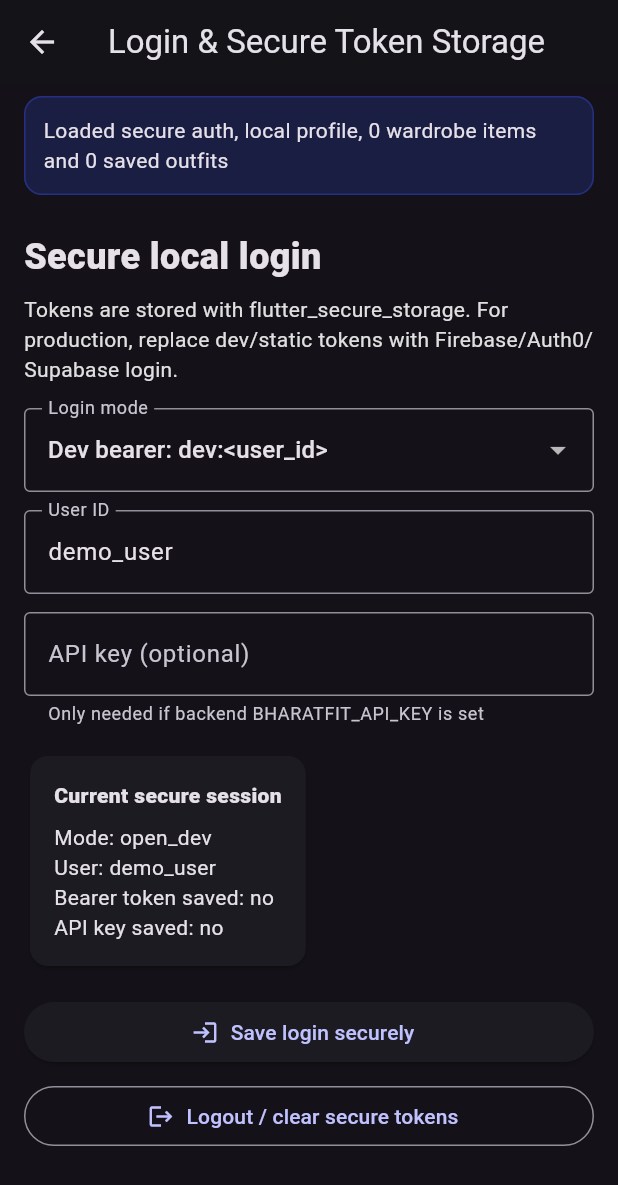
After one commit to NeelamTharunKumar/New-Style, a Flutter app: the screen it shows after launch, after a tap on "0. Login & Secure Tokens", on a phone screen of 412 x 824 dp. The commit adds this screen. Shown: the top 1185 px of the screen. Run offline on Flutter 3.47's test engine with Material 3 defaults, Android fonts, the phone set to English and light mode, and no system bars; our stand-ins replace flutter_secure_storage, image_picker, shared_preferences.

Commit message:
Phase 9B: add login and secure token storage

```diff
--- a/flutter_app/lib/data/bharatfit_api_client.dart
+++ b/flutter_app/lib/data/bharatfit_api_client.dart
@@ -34,6 +34,11 @@ class BharatFitApiClient {
 
   Future<Map<String, dynamic>> health() async {
     final response = await http.get(_uri('/health'));
+    return _decodeObject(response);
+  }
+
+  Future<Map<String, dynamic>> session() async {
+    final response = await http.get(_uri('/auth/session'), headers: _headers);
     return _decodeObject(response);
   }
 
--- /dev/null
+++ b/flutter_app/lib/data/secure_auth_store.dart
@@ -0,0 +1,61 @@
+import 'package:flutter_secure_storage/flutter_secure_storage.dart';
+
+class AuthCredentials {
+  const AuthCredentials({
+    this.apiKey = '',
+    this.authToken = '',
+    this.authMode = 'open_dev',
+    this.userId = '',
+  });
+
+  final String apiKey;
+  final String authToken;
+  final String authMode;
+  final String userId;
+
+  bool get hasBearerToken => authToken.trim().isNotEmpty;
+  bool get hasApiKey => apiKey.trim().isNotEmpty;
+
+  AuthCredentials copyWith({String? apiKey, String? authToken, String? authMode, String? userId}) {
+    return AuthCredentials(
+      apiKey: apiKey ?? this.apiKey,
+      authToken: authToken ?? this.authToken,
+      authMode: authMode ?? this.authMode,
+      userId: userId ?? this.userId,
+    );
+  }
+}
+
+class SecureAuthStore {
+  SecureAuthStore({FlutterSecureStorage? storage}) : _storage = storage ?? const FlutterSecureStorage();
+
+  static const _apiKeyKey = 'bharatfit.secure.apiKey.v1';
+  static const _authTokenKey = 'bharatfit.secure.authToken.v1';
+  static const _authModeKey = 'bharatfit.secure.authMode.v1';
+  static const _userIdKey = 'bharatfit.secure.userId.v1';
+
+  final FlutterSecureStorage _storage;
+
+  Future<AuthCredentials> load() async {
+    return AuthCredentials(
+      apiKey: await _storage.read(key: _apiKeyKey) ?? '',
+      authToken: await _storage.read(key: _authTokenKey) ?? '',
+      authMode: await _storage.read(key: _authModeKey) ?? 'open_dev',
+      userId: await _storage.read(key: _userIdKey) ?? '',
+    );
+  }
+
+  Future<void> save(AuthCredentials credentials) async {
+    await _storage.write(key: _apiKeyKey, value: credentials.apiKey);
+    await _storage.write(key: _authTokenKey, value: credentials.authToken);
+    await _storage.write(key: _authModeKey, value: credentials.authMode);
+    await _storage.write(key: _userIdKey, value: credentials.userId);
+  }
+
+  Future<void> clear() async {
+    await _storage.delete(key: _apiKeyKey);
+    await _storage.delete(key: _authTokenKey);
+    await _storage.delete(key: _authModeKey);
+    await _storage.delete(key: _userIdKey);
+  }
+}
--- a/flutter_app/lib/main.dart
+++ b/flutter_app/lib/main.dart
@@ -2,11 +2,12 @@ import 'package:flutter/material.dart';
 
 import 'data/bharatfit_api_client.dart';
 import 'data/local_store.dart';
+import 'data/secure_auth_store.dart';
 import 'presentation/screens/home_dashboard.dart';
 import 'state/app_state.dart';
 
 void main() {
-  runApp(BharatFitApp(appState: AppState(BharatFitApiClient(), LocalStore())));
+  runApp(BharatFitApp(appState: AppState(BharatFitApiClient(), LocalStore(), SecureAuthStore())));
 }
 
 class BharatFitApp extends StatelessWidget {
--- a/flutter_app/lib/presentation/screens/home_dashboard.dart
+++ b/flutter_app/lib/presentation/screens/home_dashboard.dart
@@ -3,6 +3,7 @@ import 'package:flutter/material.dart';
 import '../../state/app_state.dart';
 import '../widgets/status_banner.dart';
 import 'ai_stylist_chat.dart';
+import 'login_screen.dart';
 import 'privacy_settings_screen.dart';
 import 'style_profile_screen.dart';
 import 'wardrobe_screen.dart';
@@ -100,6 +101,12 @@ class _HomeDashboardState extends State<HomeDashboard> {
                 ),
                 const SizedBox(height: 20),
                 _HomeAction(
+                  icon: Icons.login_outlined,
+                  title: '0. Login & Secure Tokens',
+                  subtitle: '${state.authCredentials.authMode} · bearer ${state.authCredentials.hasBearerToken ? 'saved' : 'not set'}',
+                  onTap: () => Navigator.push(context, MaterialPageRoute(builder: (_) => LoginScreen(appState: state))),
+                ),
+                _HomeAction(
                   icon: Icons.person_outline,
                   title: '1. Style Profile',
                   subtitle: '${state.profile.userId} · ${state.profile.styleMode} · ${state.profile.skinTone ?? 'skin tone not set'}',
--- /dev/null
+++ b/flutter_app/lib/presentation/screens/login_screen.dart
@@ -0,0 +1,163 @@
+import 'package:flutter/material.dart';
+
+import '../../data/secure_auth_store.dart';
+import '../../state/app_state.dart';
+import '../widgets/status_banner.dart';
+
+class LoginScreen extends StatefulWidget {
+  const LoginScreen({super.key, required this.appState});
+
+  final AppState appState;
+
+  @override
+  State<LoginScreen> createState() => _LoginScreenState();
+}
+
+class _LoginScreenState extends State<LoginScreen> {
+  late final TextEditingController _apiKeyController;
+  late final TextEditingController _userIdController;
+  late final TextEditingController _tokenController;
+  String _mode = 'dev_bearer';
+
+  @override
+  void initState() {
+    super.initState();
+    final creds = widget.appState.authCredentials;
+    _apiKeyController = TextEditingController(text: creds.apiKey);
+    _userIdController = TextEditingController(text: creds.userId.isNotEmpty ? creds.userId : widget.appState.userId);
+    _tokenController = TextEditingController(text: creds.authMode == 'static_bearer' ? creds.authToken : '');
+    _mode = creds.authMode == 'static_bearer' ? 'static_bearer' : 'dev_bearer';
+    widget.appState.addListener(_refresh);
+  }
+
+  @override
+  void dispose() {
+    widget.appState.removeListener(_refresh);
+    _apiKeyController.dispose();
+    _userIdController.dispose();
+    _tokenController.dispose();
+    super.dispose();
+  }
+
+  void _refresh() => setState(() {});
+
+  Future<void> _login() async {
+    if (_mode == 'dev_bearer') {
+      await widget.appState.loginWithDevUser(userId: _userIdController.text, apiKey: _apiKeyController.text);
+      return;
+    }
+    await widget.appState.saveAuthCredentials(
+      AuthCredentials(
+        apiKey: _apiKeyController.text.trim(),
+        authToken: _tokenController.text.trim(),
+        authMode: 'static_bearer',
+        userId: _userIdController.text.trim(),
+      ),
+      updateProfileUserId: _userIdController.text.trim().isNotEmpty,
+    );
+  }
+
+  @override
+  Widget build(BuildContext context) {
+    final state = widget.appState;
+    return Scaffold(
+      appBar: AppBar(title: const Text('Login & Secure Token Storage')),
+      body: ListView(
+        padding: const EdgeInsets.only(bottom: 24),
+        children: [
+          StatusBanner(error: state.error, message: state.statusMessage, isBusy: state.isBusy),
+          Padding(
+            padding: const EdgeInsets.all(16),
+            child: Column(
+              crossAxisAlignment: CrossAxisAlignment.start,
+              children: [
+                const Text('Secure local login', style: TextStyle(fontSize: 24, fontWeight: FontWeight.w800)),
+                const SizedBox(height: 8),
+                Text(
+                  'Tokens are stored with flutter_secure_storage. For production, replace dev/static tokens with Firebase/Auth0/Supabase login.',
+                  style: TextStyle(color: Colors.grey.shade300, height: 1.4),
+                ),
+                const SizedBox(height: 16),
+                DropdownButtonFormField<String>(
+                  value: _mode,
+                  decoration: const InputDecoration(labelText: 'Login mode', border: OutlineInputBorder()),
+                  items: const [
+                    DropdownMenuItem(value: 'dev_bearer', child: Text('Dev bearer: dev:<user_id>')),
+                    DropdownMenuItem(value: 'static_bearer', child: Text('Static bearer token')),
+                  ],
+                  onChanged: (value) => setState(() => _mode = value ?? 'dev_bearer'),
+                ),
+                const SizedBox(height: 12),
+                TextField(
+                  controller: _userIdController,
+                  decoration: const InputDecoration(
+                    labelText: 'User ID',
+                    hintText: 'demo_user',
+                    border: OutlineInputBorder(),
+                  ),
+                ),
+                const SizedBox(height: 12),
+                if (_mode == 'static_bearer') ...[
+                  TextField(
+                    controller: _tokenController,
+                    obscureText: true,
+                    decoration: const InputDecoration(
+                      labelText: 'Bearer token',
+                      helperText: 'For backend BHARATFIT_AUTH_MODE=static_bearer',
+                      border: OutlineInputBorder(),
+                    ),
+                  ),
+                  const SizedBox(height: 12),
+                ],
+                TextField(
+                  controller: _apiKeyController,
+                  obscureText: true,
+                  decoration: const InputDecoration(
+                    labelText: 'API key (optional)',
+                    helperText: 'Only needed if backend BHARATFIT_API_KEY is set',
+                    border: OutlineInputBorder(),
+                  ),
+                ),
+                const SizedBox(height: 16),
+                Card(
+                  child: Padding(
+                    padding: const EdgeInsets.all(16),
+                    child: Column(
+                      crossAxisAlignment: CrossAxisAlignment.start,
+                      children: [
+                        const Text('Current secure session', style: TextStyle(fontWeight: FontWeight.w800)),
+                        const SizedBox(height: 8),
+                        Text('Mode: ${state.authCredentials.authMode}'),
+                        Text('User: ${state.authCredentials.userId.isEmpty ? state.userId : state.authCredentials.userId}'),
+                        Text('Bearer token saved: ${state.authCredentials.hasBearerToken ? 'yes' : 'no'}'),
+                        Text('API key saved: ${state.authCredentials.hasApiKey ? 'yes' : 'no'}'),
+                      ],
+                    ),
+                  ),
+                ),
+                const SizedBox(height: 16),
+                SizedBox(
+                  width: double.infinity,
+                  child: ElevatedButton.icon(
+                    onPressed: state.isBusy ? null : _login,
+                    icon: const Icon(Icons.login),
+                    label: const Text('Save login securely'),
+                  ),
+                ),
+                const SizedBox(height: 8),
+                SizedBox(
+                  width: double.infinity,
+                  child: OutlinedButton.icon(
+                    onPressed: state.isBusy ? null : state.logout,
+                    icon: const Icon(Icons.logout),
+                    label: const Text('Logout / clear secure tokens'),
+                  ),
+                ),
+              ],
+            ),
+          ),
+        ],
+      ),
+    );
+  }
+}
--- a/flutter_app/lib/state/app_state.dart
+++ b/flutter_app/lib/state/app_state.dart
@@ -3,12 +3,14 @@ import 'package:flutter/foundation.dart';
 import '../data/app_models.dart';
 import '../data/bharatfit_api_client.dart';
 import '../data/local_store.dart';
+import '../data/secure_auth_store.dart';
 
 class AppState extends ChangeNotifier {
-  AppState(this.apiClient, this.localStore);
+  AppState(this.apiClient, this.localStore, this.secureAuthStore);
 
   final BharatFitApiClient apiClient;
   final LocalStore localStore;
+  final SecureAuthStore secureAuthStore;
 
   UserProfile profile = const UserProfile(
     userId: 'demo_user',
@@ -25,7 +27,9 @@ class AppState extends ChangeNotifier {
   String? error;
   String? statusMessage;
   String? backendHealth;
+  AuthCredentials authCredentials = const AuthCredentials();
 
+  bool get isLoggedIn => authCredentials.hasBearerToken || authCredentials.authMode == 'open_dev';
   String get userId => profile.userId;
 
   Future<void> hydrate() async {
@@ -37,10 +41,16 @@ class AppState extends ChangeNotifier {
       if (savedBaseUrl != null && savedBaseUrl.isNotEmpty) {
         apiClient.baseUrl = savedBaseUrl;
       }
+      authCredentials = await secureAuthStore.load();
+      apiClient.apiKey = authCredentials.apiKey;
+      apiClient.authToken = authCredentials.authToken;
       profile = await localStore.loadProfile() ?? profile;
+      if (authCredentials.userId.isNotEmpty && profile.userId != authCredentials.userId) {
+        profile = profile.copyWith(userId: authCredentials.userId);
+      }
       wardrobeItems = await localStore.loadWardrobe();
       outfits = await localStore.loadOutfits();
-      statusMessage = 'Loaded local profile, ${wardrobeItems.length} wardrobe items and ${outfits.length} saved outfits';
+      statusMessage = 'Loaded secure auth, local profile, ${wardrobeItems.length} wardrobe items and ${outfits.length} saved outfits';
     } catch (err) {
       error = 'Local load failed: $err';
     } finally {
@@ -48,6 +58,61 @@ class AppState extends ChangeNotifier {
       isBusy = false;
       notifyListeners();
     }
+  }
+
+
+  Future<void> loginWithDevUser({
+    required String userId,
+    String apiKey = '',
+  }) async {
+    final trimmedUserId = userId.trim();
+    if (trimmedUserId.isEmpty) {
+      error = 'User ID is required';
+      notifyListeners();
+      return;
+    }
+    await saveAuthCredentials(
+      AuthCredentials(
+        userId: trimmedUserId,
+        authMode: 'dev_bearer',
+        authToken: 'dev:$trimmedUserId',
+        apiKey: apiKey.trim(),
+      ),
+      updateProfileUserId: true,
+    );
+  }
+
+  Future<void> saveAuthCredentials(
+    AuthCredentials credentials, {
+    bool updateProfileUserId = false,
+  }) async {
+    await _run(() async {
+      authCredentials = credentials;
+      apiClient.apiKey = credentials.apiKey;
+      apiClient.authToken = credentials.authToken;
+      await secureAuthStore.save(credentials);
+      if (updateProfileUserId && credentials.userId.isNotEmpty) {
+        final previousUserId = profile.userId;
+        profile = profile.copyWith(userId: credentials.userId);
+        if (previousUserId != profile.userId && wardrobeItems.isNotEmpty) {
+          wardrobeItems = wardrobeItems.map((item) => item.copyWith(userId: profile.userId)).toList();
+          await localStore.saveWardrobe(wardrobeItems);
+        }
+        await localStore.saveProfile(profile);
+      }
+      final session = await apiClient.session();
+      statusMessage = 'Login saved securely. Session: ${session['auth_mode']} ${session['user_id'] ?? ''}'.trim();
+    });
+  }
+
+  Future<void> logout() async {
+    await _run(() async {
+      authCredentials = const AuthCredentials();
+      apiClient.apiKey = '';
+      apiClient.authToken = '';
+      await secureAuthStore.clear();
+      statusMessage = 'Logged out and cleared secure tokens';
+    });
   }
 
   Future<void> updateBaseUrl(String value) async {
--- a/flutter_app/pubspec.yaml
+++ b/flutter_app/pubspec.yaml
@@ -12,6 +12,7 @@ dependencies:
   cupertino_icons: ^1.0.6
   http: ^1.2.2
   shared_preferences: ^2.3.2
+  flutter_secure_storage: ^9.2.2
   path_provider: ^2.1.4
   image_picker: ^1.1.2
 
```
Also changed, not shown: 7 other files.
